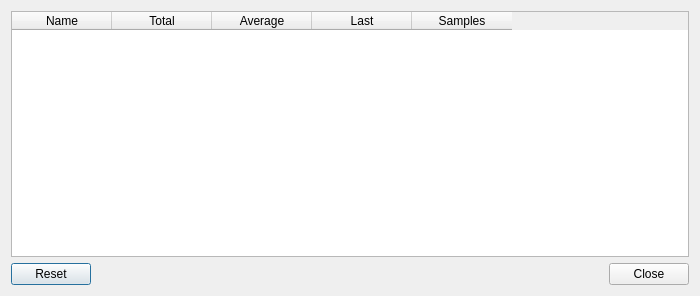
Before: the Qt Designer form sdrgui/gui/profiledialog.ui in f4exb/sdrangel, drawn with Qt 5.
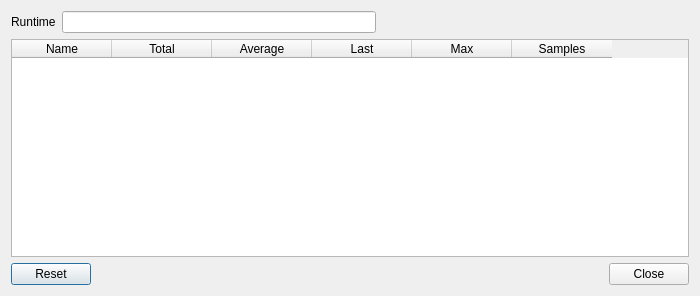
After: the same form once the commit is applied.

Commit message: Profiler: Add maximum time coloumn. Add global runtime.

```diff
--- a/sdrgui/gui/profiledialog.ui
+++ b/sdrgui/gui/profiledialog.ui
@@ -24,7 +24,41 @@
   </property>
   <layout class="QVBoxLayout" name="verticalLayout">
    <item>
-    <layout class="QHBoxLayout" name="layout">
+    <layout class="QVBoxLayout" name="verticalLayout_2">
+     <item>
+      <layout class="QHBoxLayout" name="horizontalLayout">
+       <item>
+        <widget class="QLabel" name="timeLabel">
+         <property name="text">
+          <string>Runtime</string>
+         </property>
+        </widget>
+       </item>
+       <item>
+        <widget class="QLineEdit" name="time">
+         <property name="toolTip">
+          <string>Elapsed run-time since reset button pressed</string>
+         </property>
+         <property name="readOnly">
+          <bool>true</bool>
+         </property>
+        </widget>
+       </item>
+       <item>
+        <spacer name="horizontalSpacer">
+         <property name="orientation">
+          <enum>Qt::Orientation::Horizontal</enum>
+         </property>
+         <property name="sizeHint" stdset="0">
+          <size>
+           <width>40</width>
+           <height>20</height>
+          </size>
+         </property>
+        </spacer>
+       </item>
+      </layout>
+     </item>
      <item>
       <widget class="QTableWidget" name="table">
        <column>
@@ -59,6 +93,14 @@
          <string>Time for last execution of the code</string>
         </property>
        </column>
+       <column>
+        <property name="text">
+         <string>Max</string>
+        </property>
+        <property name="toolTip">
+         <string>Maximum length of time taken to execute the code</string>
+        </property>
+       </column>
        <column>
         <property name="text">
          <string>Samples</string>
```
Left out of the diff: 4 changed lines with no effect on the pictures. The commit also changes 5 other files.
